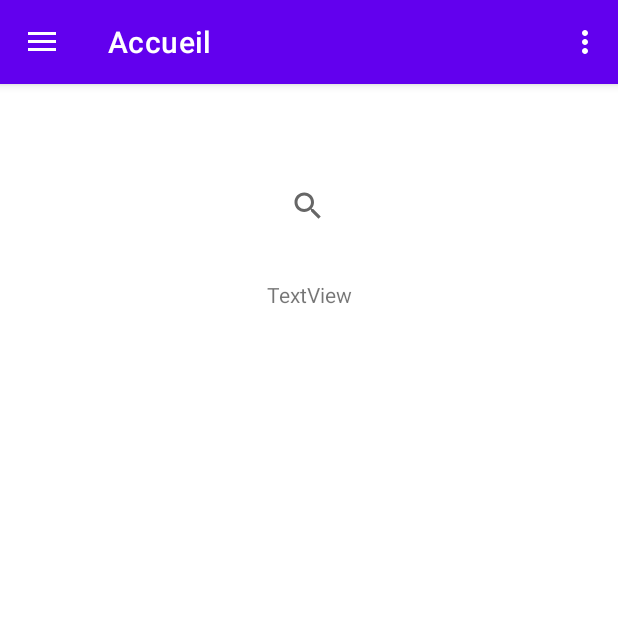
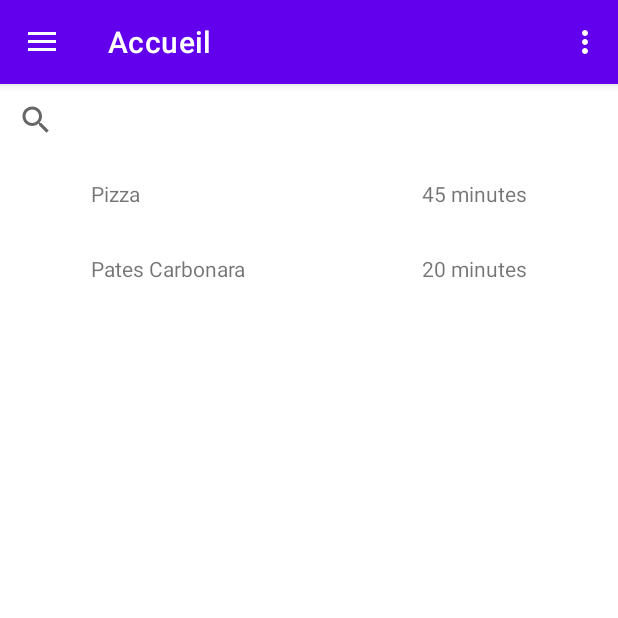
Before and after one commit to jrmy17/projetbaratie, an Android app: the screen it shows after launch (MainActivity), on a phone screen of 412 x 824 dp, the top half of it. Run offline under Robolectric (Android 15) with nearby library versions, the phone set to English and light mode, and no system bars; our stand-ins replace navigation-ui.

Commit message:
RecyclerView + FIlter

```diff
--- a/app/build.gradle
+++ b/app/build.gradle
@@ -32,12 +32,14 @@ android {
 
 dependencies {
 
+    implementation "androidx.recyclerview:recyclerview:1.2.1"
+    // For control over item selection of both touch and mouse driven selection
+    implementation "androidx.recyclerview:recyclerview-selection:1.1.0"
     implementation 'androidx.appcompat:appcompat:1.4.0'
     implementation 'com.google.android.material:material:1.4.0'
     implementation 'androidx.constraintlayout:constraintlayout:2.1.2'
     implementation 'androidx.lifecycle:lifecycle-livedata-ktx:2.3.1'
     implementation 'androidx.lifecycle:lifecycle-viewmodel-ktx:2.3.1'
-    implementation 'com.android.support:recyclerview-v7:28.0.0'
     implementation 'androidx.navigation:navigation-fragment:2.3.5'
     implementation 'androidx.navigation:navigation-ui:2.3.5'
     implementation 'androidx.legacy:legacy-support-v4:1.0.0'
--- a/app/src/main/java/fr/jmm/baratie/MainActivity.java
+++ b/app/src/main/java/fr/jmm/baratie/MainActivity.java
@@ -114,6 +114,7 @@ public class MainActivity extends AppCompatActivity {
                 "Une pizza tah délicieuse", ingredientPizza);
 
         recettes.add(pizza);
+        recettes.add(patesCarbo);
 
 
     }
--- /dev/null
+++ b/app/src/main/java/fr/jmm/baratie/ui/home/HomeAdapter.java
@@ -0,0 +1,117 @@
+package fr.jmm.baratie.ui.home;
+
+import android.content.Context;
+import android.util.Log;
+import android.view.LayoutInflater;
+import android.view.View;
+import android.view.ViewGroup;
+import android.widget.Filter;
+import android.widget.Filterable;
+import android.widget.RelativeLayout;
+import android.widget.TextView;
+import android.widget.Toast;
+
+import androidx.annotation.NonNull;
+import androidx.recyclerview.widget.RecyclerView;
+
+import java.util.ArrayList;
+import java.util.Collection;
+import java.util.List;
+import java.util.Locale;
+
+import fr.jmm.baratie.MainActivity;
+import fr.jmm.baratie.R;
+import fr.jmm.baratie.metier.Recette;
+
+public class HomeAdapter extends RecyclerView.Adapter<HomeAdapter.HomeViewHolder> implements Filterable {
+
+    private static final String TAG = " ";
+
+    private ArrayList<Recette> recettesAll;
+    private ArrayList<Recette> recettes;
+    private Context mContext;
+
+    public HomeAdapter(ArrayList<Recette> recettes, Context mContext) {
+        this.recettes = recettes;
+        this.recettesAll = new ArrayList<>(recettes);
+        this.mContext = mContext;
+    }
+
+    @NonNull
+    @Override
+    public HomeViewHolder onCreateViewHolder(@NonNull ViewGroup parent, int viewType) {
+        View view = LayoutInflater.from(parent.getContext()).inflate(R.layout.layout_listrecettes, parent, false);
+        HomeViewHolder homeViewHolder = new HomeViewHolder(view);
+        return homeViewHolder;
+    }
+
+    @Override
+    public void onBindViewHolder(@NonNull HomeViewHolder holder, int position) {
+        Log.d(TAG, "onBindViewHolder: called.");
+        holder.recetteNom.setText(recettes.get(holder.getAdapterPosition()).getIntitule());
+        Integer temps = recettes.get(holder.getAdapterPosition()).getTempsPreparation();
+        holder.recetteTemps.setText(temps.toString() + " minutes");
+        holder.parent_layout.setOnClickListener(new View.OnClickListener() {
+            @Override
+            public void onClick(View v) {
+                Toast.makeText(mContext, recettes.get(holder.getAdapterPosition()).getIntitule(), Toast.LENGTH_SHORT).show();
+            }
+        });
+    }
+
+    @Override
+    public int getItemCount() {
+        return recettes.size();
+    }
+
+    @Override
+    public Filter getFilter() {
+        return filter;
+    }
+
+    Filter filter = new Filter() {
+        @Override
+        protected FilterResults performFiltering(CharSequence constraint) {
+
+            ArrayList<Recette> filteredList = new ArrayList<>();
+            if(constraint.toString().isEmpty()){
+                filteredList.addAll(recettesAll);
+            } else {
+                for(Recette recette : recettesAll){
+                    if(recette.getIntitule().toLowerCase().contains(constraint.toString().toLowerCase())){
+                        filteredList.add(recette);
+                    }
+                }
+            }
+
+            FilterResults filterResults = new FilterResults();
+            filterResults.values = filteredList;
+
+            return filterResults;
+
+        }
+
+        @Override
+        protected void publishResults(CharSequence constraint, FilterResults results) {
+            recettes.clear();
+            recettes.addAll((Collection<? extends Recette>) results.values);
+            notifyDataSetChanged();
+        }
+    };
+
+
+    public class HomeViewHolder extends RecyclerView.ViewHolder{
+
+        TextView recetteNom;
+        TextView recetteTemps;
+        RelativeLayout parent_layout;
+
+        public HomeViewHolder(@NonNull View itemView) {
+            super(itemView);
+            recetteNom = itemView.findViewById(R.id.recetteNom);
+            recetteTemps = itemView.findViewById(R.id.recetteTemps);
+            parent_layout = itemView.findViewById(R.id.parent_layout);
+        }
+    }
+
+}
--- a/app/src/main/java/fr/jmm/baratie/ui/home/HomeFragment.java
+++ b/app/src/main/java/fr/jmm/baratie/ui/home/HomeFragment.java
@@ -13,6 +13,8 @@ import androidx.annotation.NonNull;
 import androidx.annotation.Nullable;
 import androidx.appcompat.widget.SearchView;
 import androidx.fragment.app.Fragment;
+import androidx.recyclerview.widget.LinearLayoutManager;
+import androidx.recyclerview.widget.RecyclerView;
 
 import java.util.ArrayList;
 
@@ -71,6 +73,7 @@ public class HomeFragment extends Fragment {
             mParam2 = getArguments().getString(ARG_PARAM2);
         }
 
+
     }
 
 
@@ -83,40 +86,26 @@ public class HomeFragment extends Fragment {
     @Override
     public void onViewCreated(@NonNull View view, @Nullable Bundle savedInstanceState) {
         super.onViewCreated(view, savedInstanceState);
+        // recycler view
+        RecyclerView recyclerView = getView().findViewById(R.id.recycler_view);
+        HomeAdapter adapter = new HomeAdapter(MainActivity.recettes, getContext());
+        recyclerView.setAdapter(adapter);
+        recyclerView.setLayoutManager(new LinearLayoutManager(getContext()));
 
+        SearchView searchView = getView().findViewById(R.id.searchView);
 
-        android.widget.SearchView searchView = getView().findViewById(R.id.svIngredients);
-        TextView recette = (TextView) getView().findViewById(R.id.tvSearchResultH);
+        searchView.setOnQueryTextListener(new SearchView.OnQueryTextListener() {
 
-        ArrayList<Recette> querySearch = new ArrayList<>();
-
-        searchView.setOnQueryTextListener(new android.widget.SearchView.OnQueryTextListener() {
 
             @Override
             public boolean onQueryTextSubmit(String query) {
-
-                querySearch.clear();
-
-                for (Recette recette : MainActivity.recettes) {
-                    if (recette.getIntitule().toLowerCase().startsWith(query.toLowerCase())) {
-                        querySearch.add(recette);
-                    }
-                }
-
-                String result = "";
-                for (Recette i : querySearch
-                ) {
-                    result += i.getIntitule() + " - ";
-                }
-                recette.setText(result);
-                return false;
+                return true;
             }
 
             @Override
             public boolean onQueryTextChange(String newText) {
-
-
-                return false;
+                adapter.getFilter().filter(newText);
+                return true;
             }
         });
     }
--- a/app/src/main/res/layout/fragment_home.xml
+++ b/app/src/main/res/layout/fragment_home.xml
@@ -12,27 +12,20 @@
         android:layout_width="match_parent"
         android:layout_height="wrap_content">
 
-        <SearchView
-            android:id="@+id/svIngredients"
-            android:layout_width="wrap_content"
+        <androidx.appcompat.widget.SearchView
+            android:id="@+id/searchView"
+            android:layout_width="match_parent"
             android:layout_height="wrap_content"
-            android:layout_marginTop="57dp"
-            android:layout_marginBottom="25dp"
-            app:layout_constraintBottom_toTopOf="@+id/tvSearchResultH"
             app:layout_constraintEnd_toEndOf="parent"
-            app:layout_constraintHorizontal_bias="0.498"
             app:layout_constraintStart_toStartOf="parent"
             app:layout_constraintTop_toTopOf="parent" />
 
-        <TextView
-            android:id="@+id/tvSearchResultH"
-            android:layout_width="wrap_content"
+        <androidx.recyclerview.widget.RecyclerView
+            android:id="@+id/recycler_view"
+            android:layout_width="match_parent"
             android:layout_height="wrap_content"
-            android:layout_marginTop="25dp"
-            android:text="@string/textview"
-            app:layout_constraintEnd_toEndOf="parent"
-            app:layout_constraintStart_toStartOf="parent"
-            app:layout_constraintTop_toBottomOf="@+id/svIngredients" />
+            app:layout_constraintTop_toBottomOf="@+id/searchView"
+            tools:layout_editor_absoluteX="0dp" />
 
     </androidx.constraintlayout.widget.ConstraintLayout>
 </ScrollView>
--- /dev/null
+++ b/app/src/main/res/layout/layout_listrecettes.xml
@@ -0,0 +1,25 @@
+<?xml version="1.0" encoding="utf-8"?>
+<RelativeLayout xmlns:android="http://schemas.android.com/apk/res/android"
+    android:layout_width="match_parent"
+    android:layout_height="wrap_content"
+    android:padding="15dp"
+    android:id="@+id/parent_layout">
+
+    <TextView
+        android:id="@+id/recetteNom"
+        android:layout_width="wrap_content"
+        android:layout_height="wrap_content"
+        android:layout_alignParentStart="true"
+        android:layout_centerVertical="true"
+        android:layout_marginStart="45dp"
+        android:text="Nom" />
+
+    <TextView
+        android:id="@+id/recetteTemps"
+        android:layout_width="wrap_content"
+        android:layout_height="wrap_content"
+        android:layout_alignParentEnd="true"
+        android:layout_marginEnd="45dp"
+        android:text="Temps" />
+
+</RelativeLayout>
```
Also changed, not shown: app/src/main/java/fr/jmm/baratie/ui/create/CreateFragment.java (+13 -2 lines), app/src/main/res/layout/fragment_create.xml (+7 -13 lines).
